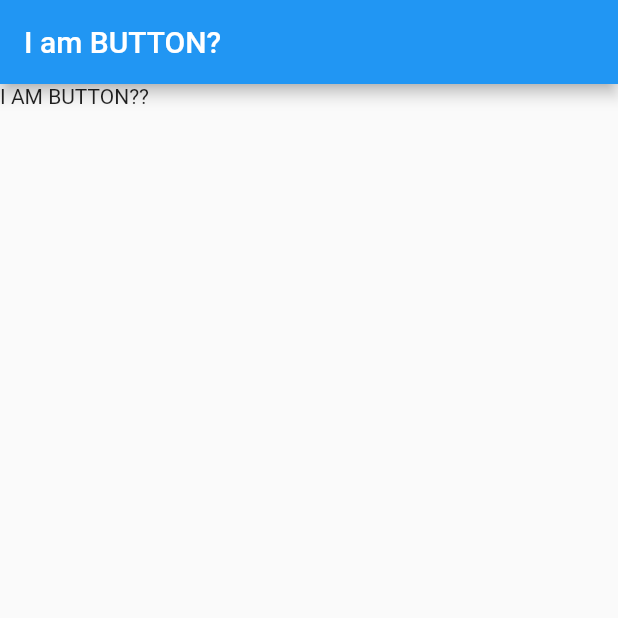
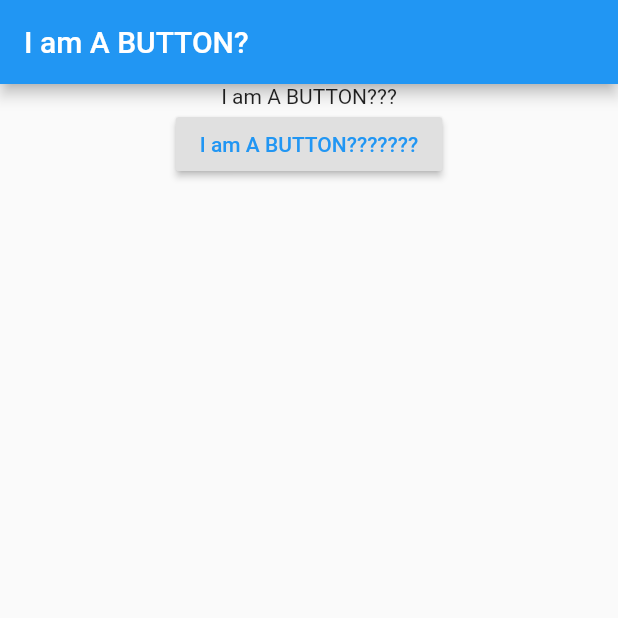
Before and after one commit to Daniel-Caetano/Assigment1, a Flutter app: the screen it shows after launch, on a phone screen of 412 x 824 dp, the top half of it. Run offline on Flutter 3.47's test engine with Material 2 defaults, Android fonts, the phone set to English and light mode, and no system bars.

Commit message:
Topico 2 : mudando texto ao clicar no botão

```diff
--- a/lib/main.dart
+++ b/lib/main.dart
@@ -4,18 +4,42 @@ main() {
   runApp(App());
 }
 
-class App extends StatelessWidget {
+class App extends StatefulWidget {
+  @override
+  _AppState createState() => _AppState();
+}
+
+class _AppState extends State<App> {
+  var _textTitle = "I am A BUTTON?";
+  var _textBody = "I am A BUTTON???";
+  var _textButton = "I am A BUTTON???????";
+
   @override
   Widget build(BuildContext context) {
     return MaterialApp(
       home: Scaffold(
         appBar: AppBar(
-          title: Text("I am BUTTON?"),
+          title: Text(_textTitle),
         ),
-        body: Column(
-          children: [
-            Text("I AM BUTTON??"),
-          ],
+        body: Center(
+          child: Column(
+            children: [
+              Text(_textBody),
+              RaisedButton(
+                child: Text(_textButton),
+                textColor: Colors.blue,
+                onPressed: () {
+                  setState(
+                    () {
+                      _textTitle = "NOO!!";
+                      _textBody = "NOOOOO!!";
+                      _textButton = "YES I AM!!!!";
+                    },
+                  );
+                },
+              ),
+            ],
+          ),
         ),
       ),
     );
```
